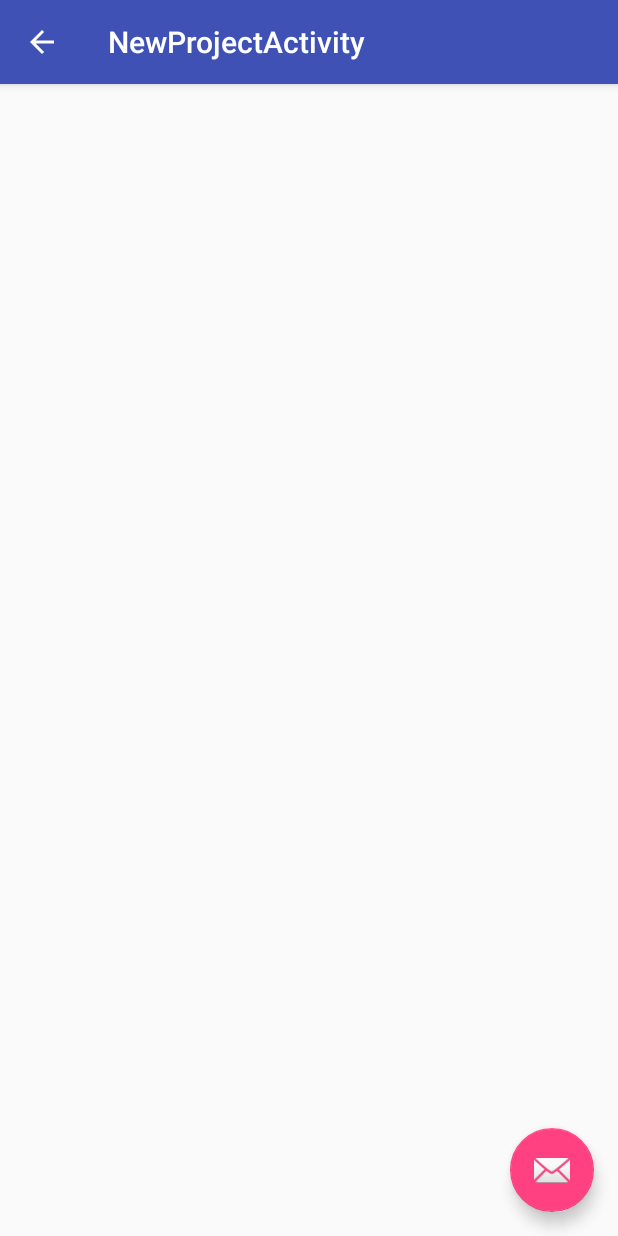
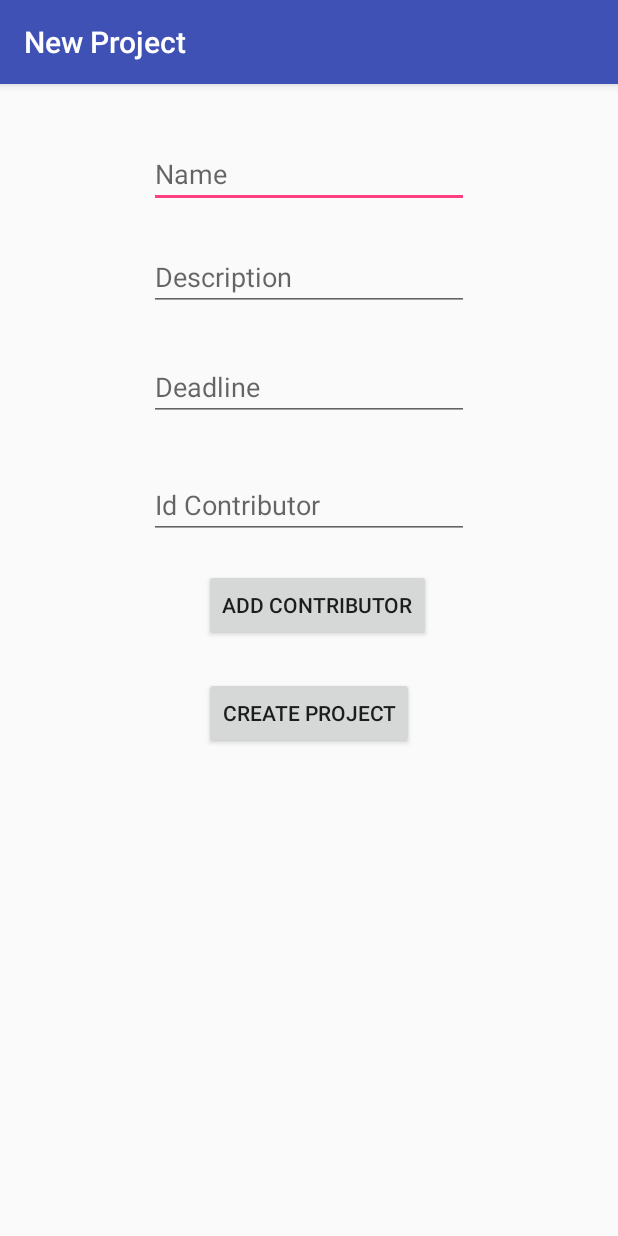
Before and after one commit to Pakistanp/ProjectManager, an Android app: the NewProjectActivity screen opened directly, with no data from a screen before it, on a phone screen of 412 x 824 dp. Run offline under Robolectric (Android 15) with nearby library versions, the phone set to English and light mode, and no system bars.

Commit message:
edit NewProjectActivity view

```diff
--- a/app/src/main/java/com/example/piotr/projectmanager/NewProjectActivity.java
+++ b/app/src/main/java/com/example/piotr/projectmanager/NewProjectActivity.java
@@ -15,16 +15,6 @@ public class NewProjectActivity extends AppCompatActivity {
         setContentView(R.layout.activity_new_project);
         Toolbar toolbar = (Toolbar) findViewById(R.id.toolbar);
         setSupportActionBar(toolbar);
-
-        FloatingActionButton fab = (FloatingActionButton) findViewById(R.id.fab);
-        fab.setOnClickListener(new View.OnClickListener() {
-            @Override
-            public void onClick(View view) {
-                Snackbar.make(view, "Replace with your own action", Snackbar.LENGTH_LONG)
-                        .setAction("Action", null).show();
-            }
-        });
-        getSupportActionBar().setDisplayHomeAsUpEnabled(true);
     }
 
 }
--- a/app/src/main/res/layout/activity_new_project.xml
+++ b/app/src/main/res/layout/activity_new_project.xml
@@ -22,12 +22,5 @@
 
     <include layout="@layout/content_new_project" />
 
-    <android.support.design.widget.FloatingActionButton
-        android:id="@+id/fab"
-        android:layout_width="wrap_content"
-        android:layout_height="wrap_content"
-        android:layout_gravity="bottom|end"
-        android:layout_margin="@dimen/fab_margin"
-        app:srcCompat="@android:drawable/ic_dialog_email" />
 
 </android.support.design.widget.CoordinatorLayout>
--- a/app/src/main/res/layout/content_new_project.xml
+++ b/app/src/main/res/layout/content_new_project.xml
@@ -8,4 +8,68 @@
     tools:context="com.example.piotr.projectmanager.NewProjectActivity"
     tools:showIn="@layout/activity_new_project">
 
+    <EditText
+        android:id="@+id/editTextPName"
+        android:layout_width="wrap_content"
+        android:layout_height="wrap_content"
+        android:layout_marginTop="37dp"
+        android:ems="10"
+        android:hint="@string/text_new_project_name"
+        android:inputType="textPersonName"
+        app:layout_constraintEnd_toEndOf="parent"
+        app:layout_constraintStart_toStartOf="parent"
+        app:layout_constraintTop_toTopOf="parent" />
+
+    <EditText
+        android:id="@+id/editTextDescription"
+        android:layout_width="wrap_content"
+        android:layout_height="wrap_content"
+        android:layout_marginTop="23dp"
+        android:ems="10"
+        android:hint="@string/text_description"
+        android:inputType="textMultiLine"
+        app:layout_constraintStart_toStartOf="@+id/editTextPName"
+        app:layout_constraintTop_toBottomOf="@+id/editTextPName" />
+
+    <EditText
+        android:id="@+id/editTextDeadline"
+        android:layout_width="wrap_content"
+        android:layout_height="wrap_content"
+        android:layout_marginTop="28dp"
+        android:ems="10"
+        android:hint="@string/text_deadline"
+        android:inputType="date"
+        app:layout_constraintStart_toStartOf="@+id/editTextDescription"
+        app:layout_constraintTop_toBottomOf="@+id/editTextDescription" />
+
+    <EditText
+        android:id="@+id/editTextIdContributor"
+        android:layout_width="wrap_content"
+        android:layout_height="wrap_content"
+        android:layout_marginTop="33dp"
+        android:ems="10"
+        android:hint="@string/text_id_contributor"
+        android:inputType="number"
+        app:layout_constraintStart_toStartOf="@+id/editTextDeadline"
+        app:layout_constraintTop_toBottomOf="@+id/editTextDeadline" />
+
+    <Button
+        android:id="@+id/buttonAddContributor"
+        android:layout_width="wrap_content"
+        android:layout_height="wrap_content"
+        android:layout_marginTop="20dp"
+        android:text="@string/action_add_contributor"
+        app:layout_constraintStart_toStartOf="@+id/buttonCreateProject"
+        app:layout_constraintTop_toBottomOf="@+id/editTextIdContributor" />
+
+    <Button
+        android:id="@+id/buttonCreateProject"
+        android:layout_width="wrap_content"
+        android:layout_height="wrap_content"
+        android:layout_marginTop="24dp"
+        android:text="@string/action_create_project"
+        app:layout_constraintEnd_toEndOf="parent"
+        app:layout_constraintStart_toStartOf="parent"
+        app:layout_constraintTop_toBottomOf="@+id/buttonAddContributor" />
+
 </android.support.constraint.ConstraintLayout>
--- a/app/src/main/res/values/strings.xml
+++ b/app/src/main/res/values/strings.xml
@@ -7,5 +7,11 @@
     <string name="title_activity_projects">Projects</string>
     <string name="action_logout">Logout</string>
     <string name="action_new_project">New project</string>
-    <string name="title_activity_new_project">NewProjectActivity</string>
+    <string name="title_activity_new_project">New Project</string>
+    <string name="text_description">Description</string>
+    <string name="text_new_project_name">Name</string>
+    <string name="text_deadline">Deadline</string>
+    <string name="text_id_contributor">Id Contributor</string>
+    <string name="action_add_contributor">Add Contributor</string>
+    <string name="action_create_project">Create Project</string>
 </resources>
```
